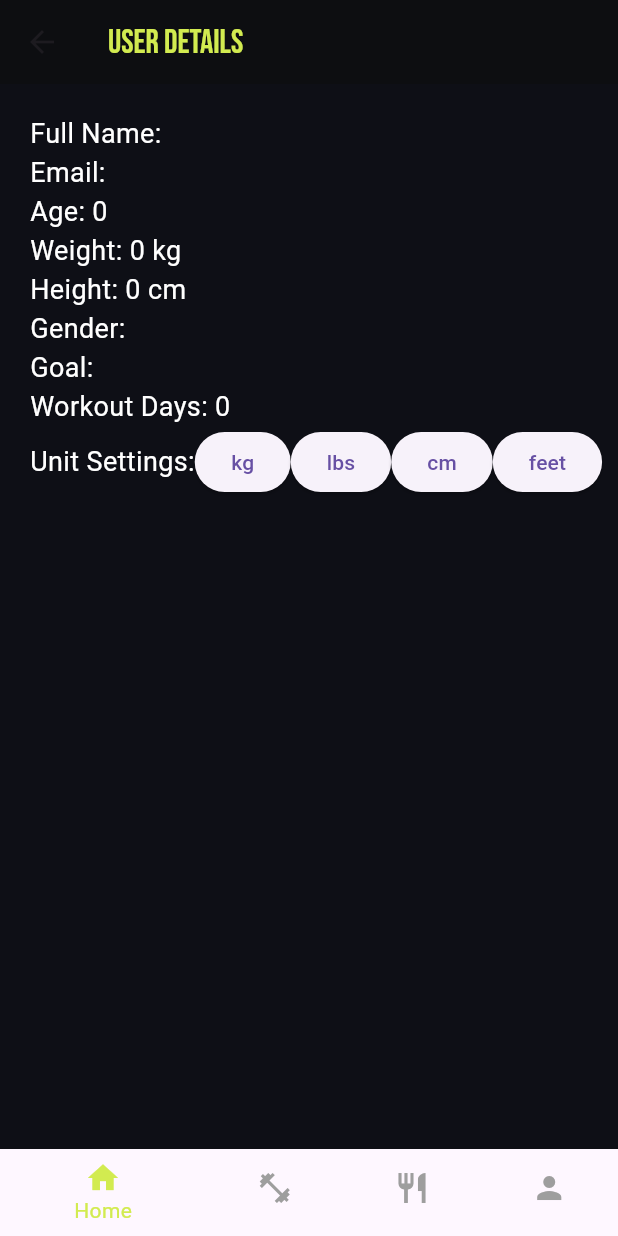
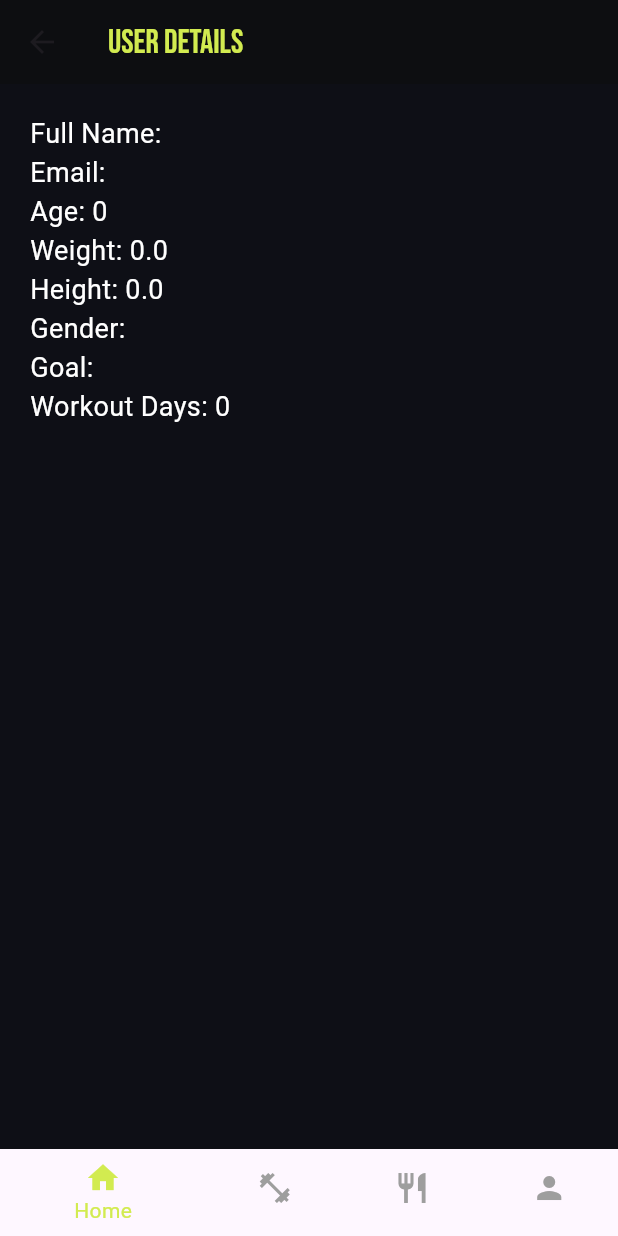
Before and after one commit to fatma-fa2002307/fitmate_backend, a Flutter app: the UserDetailsScreen screen opened directly with empty values, on a phone screen of 412 x 824 dp. Run offline on Flutter 3.47's test engine with Material 3 defaults, Android fonts, the phone set to English and light mode, and no system bars; our stand-ins replace cached_network_image, camera, cloud_firestore, firebase_auth, firebase_core, google_fonts and 2 more; accounts and stored records are empty.

Commit message:
navigation update

```diff
--- a/lib/screens/edit_profile.dart
+++ b/lib/screens/edit_profile.dart
@@ -155,11 +155,14 @@
     return Scaffold(
       appBar: AppBar(
         title: Text(
-          'Edit Profile',
+          'EDIT PROFILE',
           style: GoogleFonts.bebasNeue(color: Colors.black),
         ),
+        centerTitle: true,
         backgroundColor: Colors.white,
+        elevation: 0,
         iconTheme: const IconThemeData(color: Colors.black),
+        automaticallyImplyLeading: false,
       ),
       body: SafeArea(
         child: SingleChildScrollView(
--- a/lib/screens/nutrition_screen.dart
+++ b/lib/screens/nutrition_screen.dart
@@ -31,6 +31,7 @@
         backgroundColor: Colors.white,
         elevation: 0,
         iconTheme: const IconThemeData(color: Colors.black),
+        automaticallyImplyLeading: false,
       ),
       body: SingleChildScrollView(
         child: SafeArea(
--- a/lib/screens/user_details.dart
+++ b/lib/screens/user_details.dart
@@ -1,103 +1,110 @@
+// import 'package:flutter/material.dart';
+// import 'package:google_fonts/google_fonts.dart';
+
+// class UserDetailsScreen extends StatelessWidget {
+//   final String fullName;
+//   final String email;
+//   final int age;
+//   final double weight;
+//   final double height;
+//   final String gender;
+//   final String selectedGoal;
+//   final int workoutDays;
+
+//   UserDetailsScreen({
+//     required this.fullName,
+//     required this.email,
+//     required this.age,
+//     required this.weight,
+//     required this.height,
+//     required this.gender,
+//     required this.selectedGoal,
+//     required this.workoutDays,
+//   });
+
+//   @override
+//   Widget build(BuildContext context) {
+//     return Scaffold(
+//       backgroundColor: Color(0xFF0e0f16),
+//       appBar: AppBar(
+//         backgroundColor: Color(0xFF0D0E11),
+//         title: Text(
+//           'User Details',
+//           style: GoogleFonts.bebasNeue(color: Color(0xFFD2EB50)),
+//         ),
+//       ),
+//       body: Padding(
+//         padding: const EdgeInsets.all(20.0),
+//         child: Column(
+//           crossAxisAlignment: CrossAxisAlignment.start,
+//           children: [
+//             Text(
+//               'Full Name: $fullName',
+//               style: TextStyle(color: Color(0xFFFFFFFF), fontSize: 18),
+//             ),
+//             Text(
+//               'Email: $email',
+//               style: TextStyle(color: Color(0xFFFFFFFF), fontSize: 18),
+//             ),
+//             Text(
+//               'Age: $age',
+//               style: TextStyle(color: Color(0xFFFFFFFF), fontSize: 18),
+//             ),
+//             Text(
+//               'Weight: $weight',
+//               style: TextStyle(color: Color(0xFFFFFFFF), fontSize: 18),
+//             ),
+//             Text(
+//               'Height: $height',
+//               style: TextStyle(color: Color(0xFFFFFFFF), fontSize: 18),
+//             ),
+//             Text(
+//               'Gender: $gender',
+//               style: TextStyle(color: Color(0xFFFFFFFF), fontSize: 18),
+//             ),
+//             Text(
+//               'Goal: $selectedGoal',
+//               style: TextStyle(color: Color(0xFFFFFFFF), fontSize: 18),
+//             ),
+//             Text(
+//               'Workout Days: $workoutDays',
+//               style: TextStyle(color: Color(0xFFFFFFFF), fontSize: 18),
+//             ),
+//           ],
+//         ),
+//       ),
+//     );
+//   }
+// }
+
 import 'package:flutter/material.dart';
 import 'package:google_fonts/google_fonts.dart';
-import 'package:shared_preferences/shared_preferences.dart';
 import 'package:fitmate/widgets/bottom_nav_bar.dart';
 
-class UserDetailsScreen extends StatefulWidget {
+class UserDetailsScreen extends StatelessWidget {
   final String fullName;
   final String email;
   final int age;
-  final double weight; // Stored in kg
-  final double height; // Stored in cm
+  final double weight;
+  final double height;
   final String gender;
   final String selectedGoal;
   final int workoutDays;
-  final int currentIndex;
-  final Function(int) onTap;
+  final int currentIndex; // To manage the selected index in the Bottom Navigation Bar
+  final Function(int) onTap; // Callback function for tapping on Bottom Navigation items
 
   UserDetailsScreen({
     required this.fullName,
     required this.email,
     required this.age,
-    required this.weight, // Weight in kg
-    required this.height, // Height in cm
+    required this.weight,
+    required this.height,
     required this.gender,
     required this.selectedGoal,
     required this.workoutDays,
     required this.currentIndex,
     required this.onTap,
   });
-
-  @override
-  _UserDetailsScreenState createState() => _UserDetailsScreenState();
-}
-
-class _UserDetailsScreenState extends State<UserDetailsScreen> {
-  late bool isKg; // To track kg or lbs unit
-  late bool isFeet; // To track cm or feet unit
-  late double currentWeight;
-  late double currentHeight;
-
-  @override
-  void initState() {
-    super.initState();
-    currentWeight = widget.weight; // Initial weight in kg
-    currentHeight = widget.height; // Initial height in cm
-    _loadPreferences();
-  }
-
-  _loadPreferences() async {
-    SharedPreferences prefs = await SharedPreferences.getInstance();
-    setState(() {
-      isKg = prefs.getBool('isKg') ?? true; // Default to kg
-      isFeet = prefs.getBool('isFeet') ?? false; // Default to cm
-    });
-  }
-
-  _savePreferences() async {
-    SharedPreferences prefs = await SharedPreferences.getInstance();
-    await prefs.setBool('isKg', isKg);
-    await prefs.setBool('isFeet', isFeet);
-  }
-
-  String getConvertedHeight() {
-    if (isFeet) {
-      double heightInFeet = widget.height / 30.48; // Convert cm to feet
-      int feet = heightInFeet.floor();
-      double remainingInches = (heightInFeet - feet) * 12;
-      int inches = remainingInches.round();
-      return "$feet' $inches\"";
-    } else {
-      return "${widget.height.toInt()} cm"; // Display in cm by default
-    }
-  }
-
-  String getConvertedWeight() {
-    if (isKg) {
-      return "${currentWeight.toInt()} kg"; // Display weight in kg
-    } else {
-      return "${(currentWeight * 2.20462).toInt()} lbs"; // Convert kg to lbs for display
-    }
-  }
-
-  void toggleWeightUnit(bool toKg) {
-    setState(() {
-      isKg = toKg;
-      if (isKg) {
-        currentWeight = widget.weight; // Always store weight in kg
-      } else {
-        currentWeight = widget.weight * 2.20462; // Convert to lbs for display
-      }
-    });
-    _savePreferences();
-  }
-
-  void toggleHeightUnit(bool toCm) {
-    setState(() {
-      isFeet = !toCm;
-    });
-    _savePreferences();
-  }
 
   @override
   Widget build(BuildContext context) {
@@ -116,67 +123,43 @@
           crossAxisAlignment: CrossAxisAlignment.start,
           children: [
             Text(
-              'Full Name: ${widget.fullName}',
+              'Full Name: $fullName',
               style: TextStyle(color: Color(0xFFFFFFFF), fontSize: 18),
             ),
             Text(
-              'Email: ${widget.email}',
+              'Email: $email',
               style: TextStyle(color: Color(0xFFFFFFFF), fontSize: 18),
             ),
             Text(
-              'Age: ${widget.age}',
+              'Age: $age',
               style: TextStyle(color: Color(0xFFFFFFFF), fontSize: 18),
             ),
             Text(
-              'Weight: ${getConvertedWeight()}',
+              'Weight: $weight',
               style: TextStyle(color: Color(0xFFFFFFFF), fontSize: 18),
             ),
             Text(
-              'Height: ${getConvertedHeight()}',
+              'Height: $height',
               style: TextStyle(color: Color(0xFFFFFFFF), fontSize: 18),
             ),
             Text(
-              'Gender: ${widget.gender}',
+              'Gender: $gender',
               style: TextStyle(color: Color(0xFFFFFFFF), fontSize: 18),
             ),
             Text(
-              'Goal: ${widget.selectedGoal}',
+              'Goal: $selectedGoal',
               style: TextStyle(color: Color(0xFFFFFFFF), fontSize: 18),
             ),
             Text(
-              'Workout Days: ${widget.workoutDays}',
+              'Workout Days: $workoutDays',
               style: TextStyle(color: Color(0xFFFFFFFF), fontSize: 18),
-            ),
-            Row(
-              children: [
-                Text(
-                  'Unit Settings:',
-                  style: TextStyle(color: Color(0xFFFFFFFF), fontSize: 18),
-                ),
-                ElevatedButton(
-                  onPressed: () => toggleWeightUnit(true), // Show weight in kg
-                  child: Text('kg'),
-                ),
-                ElevatedButton(
-                  onPressed: () => toggleWeightUnit(false), // Show weight in lbs
-                  child: Text('lbs'),
-                ),
-                ElevatedButton(
-                  onPressed: () => toggleHeightUnit(true), // Show height in cm
-                  child: Text('cm'),
-                ),
-                ElevatedButton(
-                  onPressed: () => toggleHeightUnit(false), // Show height in feet
-                  child: Text('feet'),
-                ),
-              ],
             ),
           ],
         ),
       ),
       bottomNavigationBar: BottomNavBar(
-        currentIndex: widget.currentIndex,
-        onTap: widget.onTap,
+        currentIndex: currentIndex,
+        onTap: onTap,
       ),
     );
   }
--- a/lib/screens/workout_screens/workout_page.dart
+++ b/lib/screens/workout_screens/workout_page.dart
@@ -66,6 +66,7 @@
         backgroundColor: Colors.white,
         elevation: 0,
         iconTheme: const IconThemeData(color: Colors.black),
+        automaticallyImplyLeading: false,
       ),
       body: Padding(
         padding: const EdgeInsets.symmetric(horizontal: 16.0, vertical: 16.0),
```
